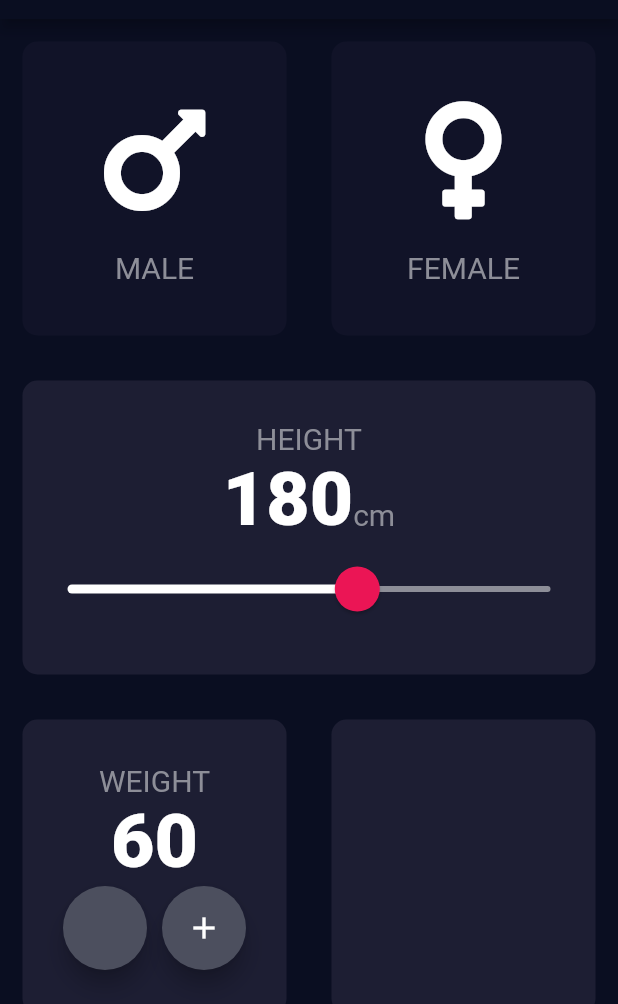
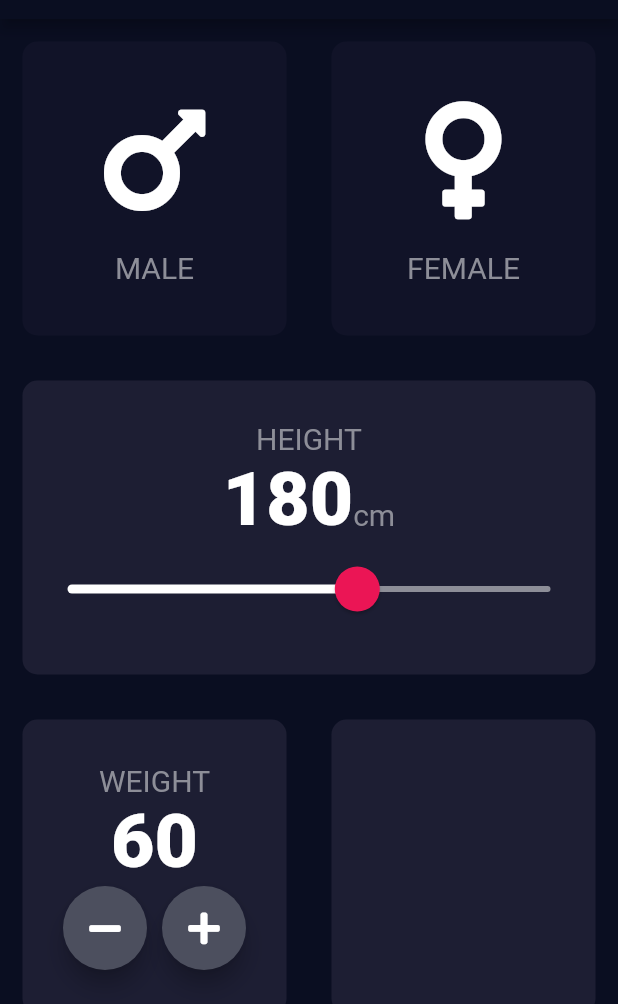
Before and after one commit to rashidrazak/flutter-bmi-calculator, a Flutter app: the screen it shows after launch, on a phone screen of 412 x 824 dp, the part 65-1069 px from its top. Run offline on Flutter 3.47's test engine with Material 2 defaults, Android fonts, the phone set to English and light mode, and no system bars; our stand-ins replace font_awesome_flutter.

Commit message:
Add onPressed callback to RoundIconButton.

```diff
--- a/lib/input_page.dart
+++ b/lib/input_page.dart
@@ -141,20 +141,25 @@ class _InputPageState extends State<InputPage> {
                         Row(
                           mainAxisAlignment: MainAxisAlignment.center,
                           children: <Widget>[
-                            RoundIconButton(),
+                            RoundIconButton(
+                              icon: FontAwesomeIcons.minus,
+                              onPressed: () {
+                                setState(() {
+                                  weight--;
+                                });
+                              },
+                            ),
                             SizedBox(width: 10.0),
-                            FloatingActionButton(
-                              backgroundColor: Color(0xFF4C4F5E),
-                              child: Icon(
-                                Icons.add,
-                                color: Colors.white,
-                              ),
+                            RoundIconButton(
+                              icon: FontAwesomeIcons.plus,
                               onPressed: () {
-                                print('LOL');
+                                setState(() {
+                                  weight++;
+                                });
                               },
                             ),
                           ],
-                        )
+                        ),
                       ],
                     ),
                   ),
@@ -181,9 +186,15 @@ class _InputPageState extends State<InputPage> {
 }
 
 class RoundIconButton extends StatelessWidget {
+  final IconData icon;
+  final Function onPressed;
+
+  RoundIconButton({@required this.icon, @required this.onPressed});
+
   @override
   Widget build(BuildContext context) {
     return RawMaterialButton(
+      child: Icon(icon),
       constraints: BoxConstraints.tightFor(
         width: 56.0,
         height: 56.0,
@@ -191,9 +202,7 @@ class RoundIconButton extends StatelessWidget {
       elevation: 6.0,
       shape: CircleBorder(),
       fillColor: Color(0xFF4C4F5E),
-      onPressed: () {
-        print('Clicked');
-      },
+      onPressed: onPressed,
     );
   }
 }
```
